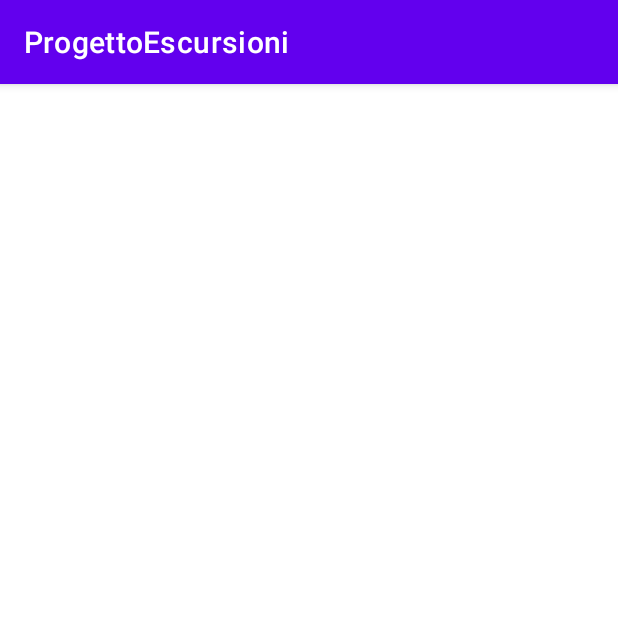
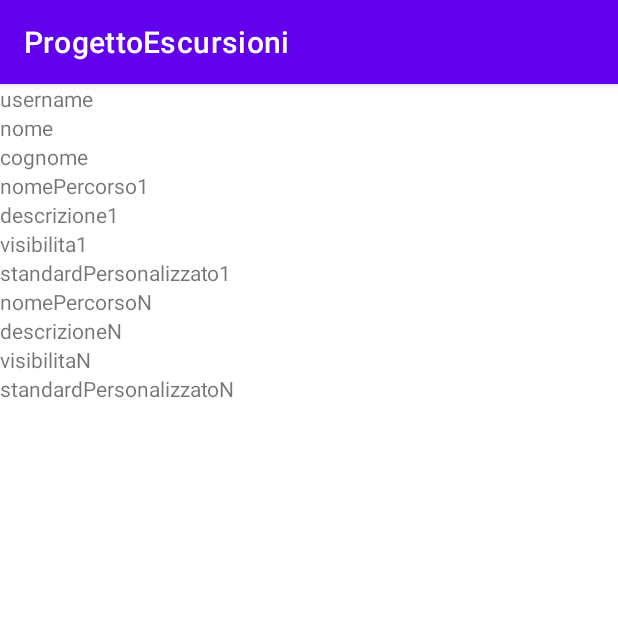
Before and after one commit to MatteoAielloITSAR/ProgettoEscursioni, an Android app: the AccountVetrina screen opened directly, with no data from a screen before it, on a phone screen of 412 x 824 dp, the top half of it. Run offline under Robolectric (Android 15) with nearby library versions, the phone set to English and light mode, and no system bars.

Commit message:
continuazione account vetrina

```diff
--- a/ProgettoEscursioni/app/src/main/java/it/rizzoli/progettoescursioni/AccountActivity.java
+++ b/ProgettoEscursioni/app/src/main/java/it/rizzoli/progettoescursioni/AccountActivity.java
@@ -10,5 +10,7 @@
     protected void onCreate(Bundle savedInstanceState) {
         super.onCreate(savedInstanceState);
         setContentView(R.layout.activity_account);
+
+
     }
 }
--- a/ProgettoEscursioni/app/src/main/java/it/rizzoli/progettoescursioni/AccountVetrina.java
+++ b/ProgettoEscursioni/app/src/main/java/it/rizzoli/progettoescursioni/AccountVetrina.java
@@ -11,6 +11,5 @@
         super.onCreate(savedInstanceState);
         setContentView(R.layout.activity_account_vetrina);
 
-
     }
 }
--- a/ProgettoEscursioni/app/src/main/res/layout/activity_account_vetrina.xml
+++ b/ProgettoEscursioni/app/src/main/res/layout/activity_account_vetrina.xml
@@ -1,9 +1,94 @@
 <?xml version="1.0" encoding="utf-8"?>
-<androidx.constraintlayout.widget.ConstraintLayout xmlns:android="http://schemas.android.com/apk/res/android"
+<ScrollView xmlns:android="http://schemas.android.com/apk/res/android"
     xmlns:app="http://schemas.android.com/apk/res-auto"
     xmlns:tools="http://schemas.android.com/tools"
     android:layout_width="match_parent"
     android:layout_height="match_parent"
-    tools:context=".AccountVetrina">
+    tools:context=".AccountVetrina"
+    android:orientation="vertical">
 
-</androidx.constraintlayout.widget.ConstraintLayout>
+    <LinearLayout
+        android:layout_width="match_parent"
+        android:layout_height="wrap_content"
+        android:orientation="vertical">
+
+        <TextView
+            android:id="@+id/username"
+            android:layout_width="match_parent"
+            android:layout_height="wrap_content"
+            android:text="username" />
+
+        <TextView
+            android:id="@+id/nome"
+            android:layout_width="match_parent"
+            android:layout_height="wrap_content"
+            android:text="nome" />
+
+        <TextView
+            android:id="@+id/cognome"
+            android:layout_width="match_parent"
+            android:layout_height="wrap_content"
+            android:text="cognome" />
+
+        <LinearLayout
+            android:layout_width="match_parent"
+            android:layout_height="wrap_content"
+            android:orientation="vertical">
+
+            <TextView
+                android:id="@+id/nomePercorso1"
+                android:layout_width="match_parent"
+                android:layout_height="wrap_content"
+                android:text="nomePercorso1"/>
+
+            <TextView
+                android:id="@+id/descrizione1"
+                android:layout_width="match_parent"
+                android:layout_height="wrap_content"
+                android:text="descrizione1"/>
+
+            <TextView
+                android:id="@+id/visibilita1"
+                android:layout_width="match_parent"
+                android:layout_height="wrap_content"
+                android:text="visibilita1"/>
+
+            <TextView
+                android:id="@+id/standardPersonalizzato1"
+                android:layout_width="match_parent"
+                android:layout_height="wrap_content"
+                android:text="standardPersonalizzato1"/>
+
+        </LinearLayout>
+        <LinearLayout
+            android:layout_width="match_parent"
+            android:layout_height="wrap_content"
+            android:orientation="vertical">
+            <TextView
+                android:id="@+id/nomePercorsoN"
+                android:layout_width="match_parent"
+                android:layout_height="wrap_content"
+                android:text="nomePercorsoN"/>
+
+            <TextView
+                android:id="@+id/descrizioneN"
+                android:layout_width="match_parent"
+                android:layout_height="wrap_content"
+                android:text="descrizioneN"/>
+
+            <TextView
+                android:id="@+id/visibilitaN"
+                android:layout_width="match_parent"
+                android:layout_height="wrap_content"
+                android:text="visibilitaN"/>
+
+            <TextView
+                android:id="@+id/standardPersonalizzatoN"
+                android:layout_width="match_parent"
+                android:layout_height="wrap_content"
+                android:text="standardPersonalizzatoN"/>
+        </LinearLayout>
+
+    </LinearLayout>
+
+</ScrollView>
```
